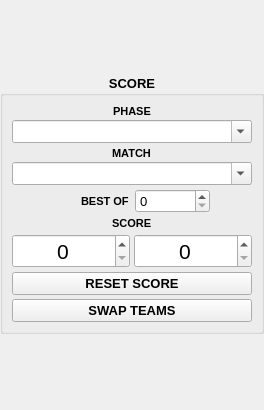
Old version of the form src/layout/AutonaScoreboardScore.ui in the repository yuya-tagu/Autona.
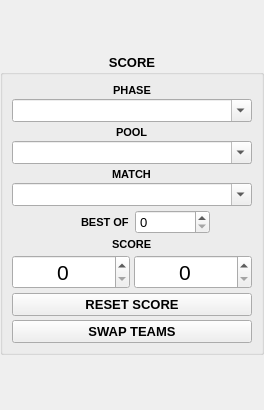
New version of the form.

Commit message: feat(scoreboard): プール名を state 分離し用語を「所属タグ」に統一

The edit to the form file:
```diff
--- a/src/layout/AutonaScoreboardScore.ui
+++ b/src/layout/AutonaScoreboardScore.ui
@@ -101,6 +101,48 @@
         </item>
        </layout>
       </item>
+      <item>
+       <layout class="QVBoxLayout" name="verticalLayout_pool">
+        <property name="spacing">
+         <number>2</number>
+        </property>
+        <item alignment="Qt::AlignHCenter">
+         <widget class="QLabel" name="label_pool">
+          <property name="font">
+           <font>
+            <pointsize>8</pointsize>
+            <bold>true</bold>
+           </font>
+          </property>
+          <property name="text">
+           <string>POOL</string>
+          </property>
+         </widget>
+        </item>
+        <item>
+         <widget class="QComboBox" name="pool">
+          <property name="minimumSize">
+           <size>
+            <width>10</width>
+            <height>0</height>
+           </size>
+          </property>
+          <property name="font">
+           <font>
+            <pointsize>10</pointsize>
+            <bold>false</bold>
+           </font>
+          </property>
+          <property name="editable">
+           <bool>true</bool>
+          </property>
+          <property name="placeholderText">
+           <string>Pool A1, etc</string>
+          </property>
+         </widget>
+        </item>
+       </layout>
+      </item>
       <item>
        <layout class="QVBoxLayout" name="verticalLayout_4">
         <property name="spacing">
```
Left out of the diff: 1 changed line with no effect on the pictures. The commit also changes 32 other files.
